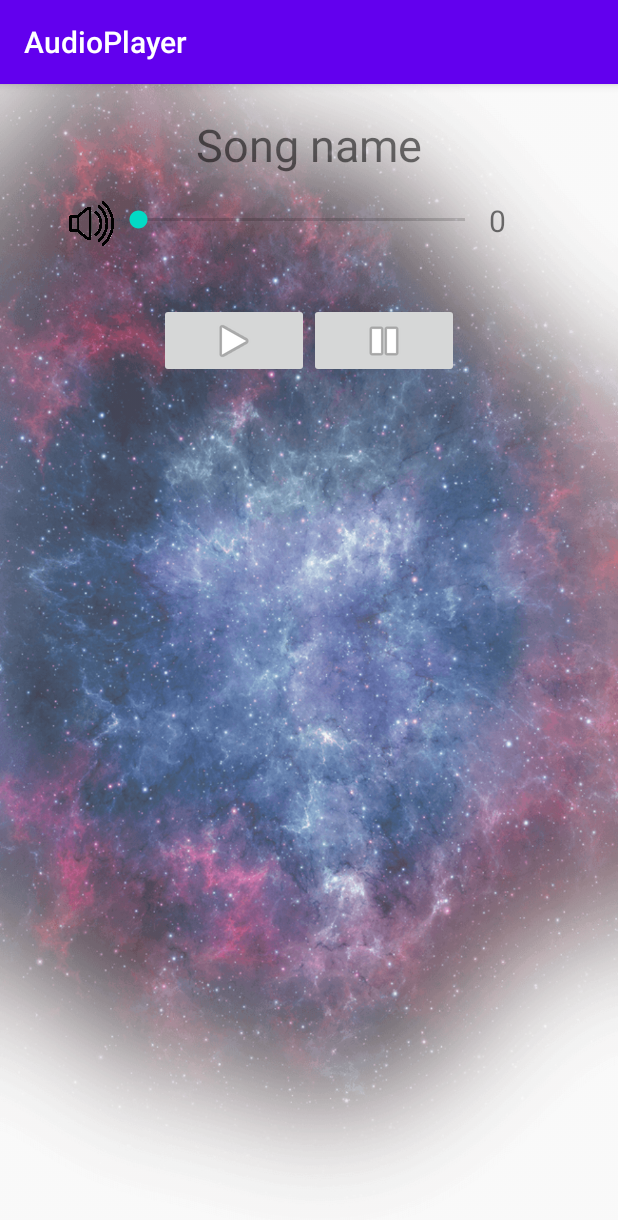
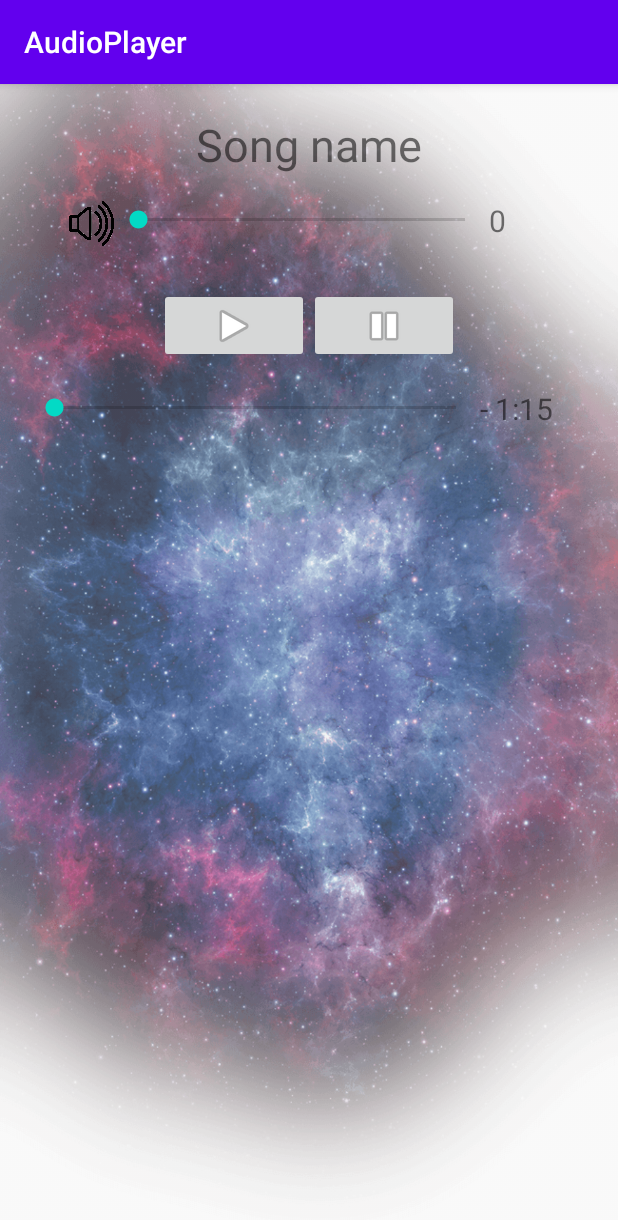
Before and after one commit to Harnet69/AudioPlayerAndroid, an Android app: the screen it shows after launch (MainActivity), on a phone screen of 412 x 824 dp. Shown: the top 1220 px of the screen. Run offline under Robolectric (Android 15) with nearby library versions, the phone set to English and light mode, and no system bars.

Commit message:
Scrab controls boilerplate was done

```diff
--- a/app/build.gradle
+++ b/app/build.gradle
@@ -28,7 +28,7 @@ dependencies {
 
     implementation 'androidx.appcompat:appcompat:1.1.0'
     implementation 'androidx.constraintlayout:constraintlayout:1.1.3'
-    testImplementation 'junit:junit:4.12'
+    testImplementation 'junit:junit:4.13'
     androidTestImplementation 'androidx.test.ext:junit:1.1.1'
     androidTestImplementation 'androidx.test.espresso:espresso-core:3.2.0'
 }
--- a/app/src/main/java/com/harnet/audioplayer/controller/MainActivity.java
+++ b/app/src/main/java/com/harnet/audioplayer/controller/MainActivity.java
@@ -14,6 +14,7 @@ import com.harnet.audioplayer.model.Buttons.ControlBtn;
 import com.harnet.audioplayer.model.Buttons.MuteBtn;
 import com.harnet.audioplayer.model.Buttons.PauseBtn;
 import com.harnet.audioplayer.model.Buttons.PlayBtn;
+import com.harnet.audioplayer.model.ScrubControl;
 import com.harnet.audioplayer.model.SongInfo;
 import com.harnet.audioplayer.model.VolumeControl;
 
@@ -30,22 +31,25 @@ public class MainActivity extends AppCompatActivity {
 
         TextView songNameTextDisplay = findViewById(R.id.songInfoDisplay);
         TextView volumeLevelDisplay = findViewById(R.id.volumeLevelDisplay);
+        TextView remainingTimeDisplay = findViewById(R.id.remainingTime);
         Button muteBtnView = findViewById(R.id.muteBtn);
         SeekBar volumeControlView = findViewById(R.id.volumeControl);
+        SeekBar scrubControl = findViewById(R.id.scrubControl);
         ImageButton playView = findViewById(R.id.playBtn);
         ImageButton pauseView = findViewById(R.id.pauseBtn);
 
+        SongInfo songInfo = new SongInfo();
 
-
-        SongInfo songInfo = new SongInfo();
         assert audioManager != null;
         VolumeControl volumeControls = new VolumeControl(audioManager, volumeControlView, volumeLevelDisplay, muteBtnView);
         volumeLevelDisplay.setText(String.valueOf(Math.round(volumeControls.getCurrentVolume()*6.66)));
         MuteBtn muteBtn = new MuteBtn("Mute btn", audioManager, volumeControls);
+        volumeControls.manageVolumeControl();
 
-        volumeControls.manageVolumeControl();
         ControlBtn playBtn = new PlayBtn("Play", mediaPlayer);
         ControlBtn pauseBtn = new PauseBtn("Pause", mediaPlayer);
+
+        ScrubControl scrubControls = new ScrubControl(audioManager, remainingTimeDisplay);
 
         muteBtn.clickAction(muteBtnView);
         playBtn.clickAction(playView);
--- /dev/null
+++ b/app/src/main/java/com/harnet/audioplayer/model/ScrubControl.java
@@ -0,0 +1,14 @@
+package com.harnet.audioplayer.model;
+
+import android.media.AudioManager;
+import android.widget.TextView;
+
+public class ScrubControl {
+    private AudioManager audioManager;
+    private TextView remainingTime;
+
+    public ScrubControl(AudioManager audioManager, TextView remainingTime) {
+        this.audioManager = audioManager;
+        this.remainingTime = remainingTime;
+    }
+}
--- a/app/src/main/java/com/harnet/audioplayer/model/VolumeControl.java
+++ b/app/src/main/java/com/harnet/audioplayer/model/VolumeControl.java
@@ -1,9 +1,7 @@
 package com.harnet.audioplayer.model;
 
-import android.graphics.Color;
 import android.graphics.PorterDuff;
 import android.media.AudioManager;
-import android.util.Log;
 import android.widget.Button;
 import android.widget.SeekBar;
 import android.widget.TextView;
--- a/app/src/main/res/layout/activity_main.xml
+++ b/app/src/main/res/layout/activity_main.xml
@@ -81,7 +81,7 @@
         android:layout_height="50dp"
         android:layout_marginStart="5dp"
         android:layout_marginLeft="5dp"
-        android:layout_marginTop="30dp"
+        android:layout_marginTop="20dp"
         android:layout_marginEnd="5dp"
         android:layout_marginRight="5dp"
         android:gravity="center"
@@ -105,4 +105,41 @@
             app:srcCompat="@android:drawable/ic_media_pause" />
     </LinearLayout>
 
+    <LinearLayout
+        android:id="@+id/scrubControlBlock"
+        android:layout_width="0dp"
+        android:layout_height="50dp"
+        android:layout_marginStart="20dp"
+        android:layout_marginLeft="20dp"
+        android:layout_marginTop="5dp"
+        android:layout_marginEnd="20dp"
+        android:layout_marginRight="20dp"
+        android:orientation="horizontal"
+        app:layout_constraintEnd_toEndOf="parent"
+        app:layout_constraintHorizontal_bias="0.5"
+        app:layout_constraintStart_toStartOf="parent"
+        app:layout_constraintTop_toBottomOf="@+id/playControl">
+
+        <SeekBar
+            android:id="@+id/scrubControl"
+            android:layout_width="300dp"
+            android:layout_height="50dp"
+            tools:layout_conversion_absoluteHeight="50dp"
+            tools:layout_conversion_absoluteWidth="250dp"
+            tools:layout_editor_absoluteX="70dp"
+            tools:layout_editor_absoluteY="66dp" />
+
+        <TextView
+            android:id="@+id/remainingTime"
+            android:layout_width="50dp"
+            android:layout_height="match_parent"
+            android:gravity="center_vertical"
+            android:text="- 1:15"
+            android:textSize="20sp"
+            tools:layout_conversion_absoluteHeight="50dp"
+            tools:layout_conversion_absoluteWidth="0dp"
+            tools:layout_editor_absoluteX="420dp"
+            tools:layout_editor_absoluteY="66dp" />
+    </LinearLayout>
+
 </androidx.constraintlayout.widget.ConstraintLayout>
```
